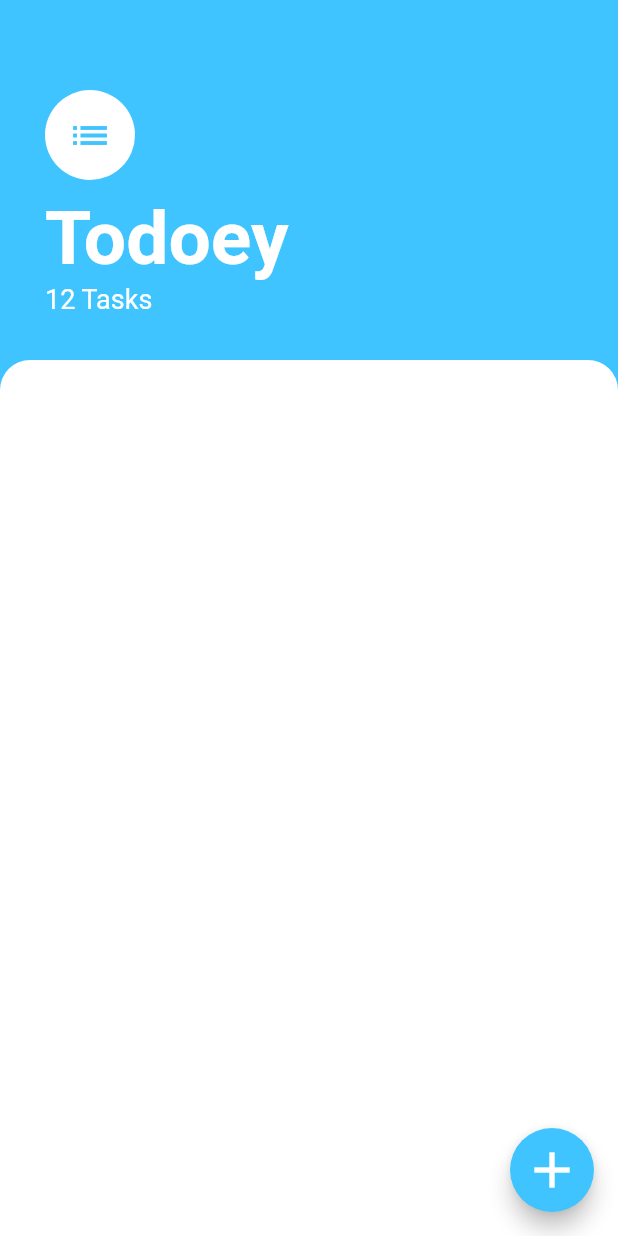
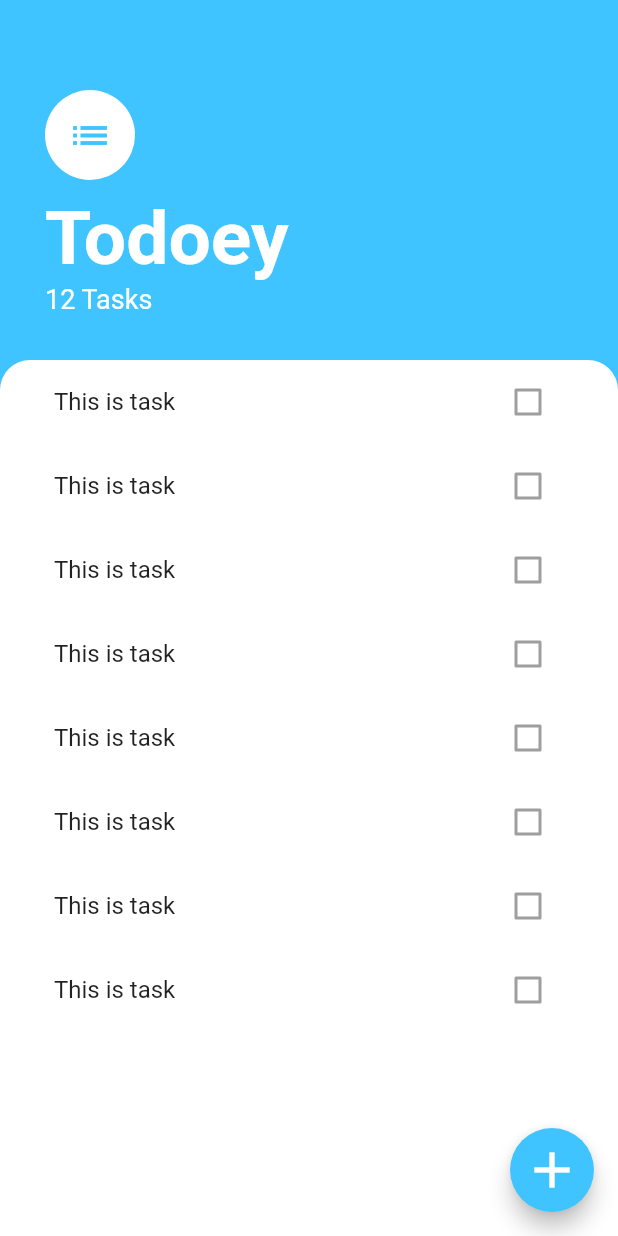
Before and after one commit to fabiovalinhos/todoey_flutter, a Flutter app: the screen it shows after launch, on a phone screen of 412 x 824 dp. Run offline on Flutter 3.47's test engine with Material 2 defaults, Android fonts, the phone set to English and light mode, and no system bars.

Commit message:
Create tasks list and task tile

```diff
--- a/lib/screens/tasks_screen.dart
+++ b/lib/screens/tasks_screen.dart
@@ -1,5 +1,6 @@
 import 'package:flutter/cupertino.dart';
 import 'package:flutter/material.dart';
+import 'package:todoeyflutter/widgets/tasks_list.dart';
 
 class TasksScreen extends StatelessWidget {
   @override
@@ -52,12 +53,14 @@ class TasksScreen extends StatelessWidget {
           ),
           Expanded(
             child: Container(
+              padding: EdgeInsets.symmetric(horizontal: 20.0),
               decoration: BoxDecoration(
                   color: Colors.white,
                   borderRadius: BorderRadius.only(
                     topLeft: Radius.circular(20.0),
                     topRight: Radius.circular(20.0),
                   )),
+              child: TasksList(),
             ),
           )
         ],
--- /dev/null
+++ b/lib/widgets/task_tile.dart
@@ -0,0 +1,13 @@
+import 'package:flutter/material.dart';
+
+class TaskTile extends StatelessWidget {
+  @override
+  Widget build(BuildContext context) {
+    return ListTile(
+      title: Text('This is task'),
+      trailing: Checkbox(
+        value: false,
+      ),
+    );
+  }
+}
--- /dev/null
+++ b/lib/widgets/tasks_list.dart
@@ -0,0 +1,20 @@
+import 'package:flutter/material.dart';
+import 'package:todoeyflutter/widgets/task_tile.dart';
+
+class TasksList extends StatelessWidget {
+  @override
+  Widget build(BuildContext context) {
+    return ListView(
+      children: <Widget>[
+        TaskTile(),
+        TaskTile(),
+        TaskTile(),
+        TaskTile(),
+        TaskTile(),
+        TaskTile(),
+        TaskTile(),
+        TaskTile(),
+      ],
+    );
+  }
+}
```
Also changed, not shown: 1 other file.
